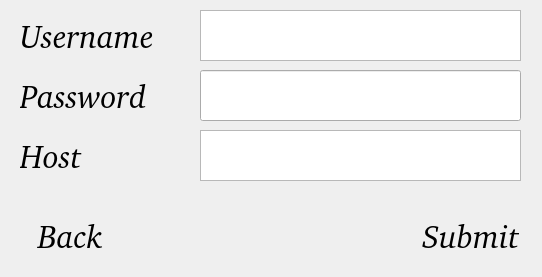
Before: the Qt Designer form code/GUI/login.ui in Anastasiyabordak/Anadat, drawn with Qt 5.
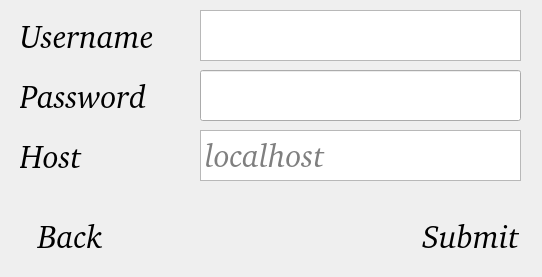
After: the same form once the commit is applied.

Commit message: login complete

Patch:
```diff
--- a/code/GUI/login.ui
+++ b/code/GUI/login.ui
@@ -144,6 +144,9 @@
     <property name="verticalScrollBarPolicy">
      <enum>Qt::ScrollBarAlwaysOff</enum>
     </property>
+    <property name="placeholderText">
+     <string>localhost</string>
+    </property>
    </widget>
    <widget class="QPushButton" name="backButton">
     <property name="geometry">
```
Left out of the diff: 2 changed lines with no effect on the pictures. The commit also changes 2 other files.
